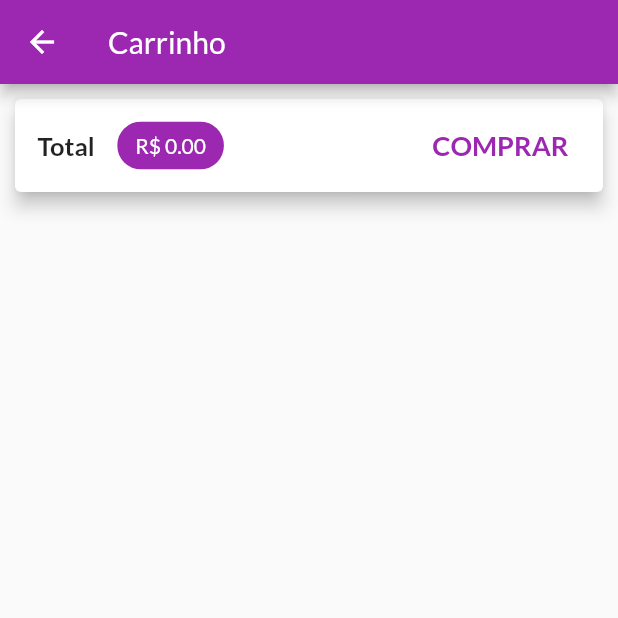
After one commit to kenjimaeda54/shoop-flutter-v1, a Flutter app: the CartProduct screen opened by its route, on a phone screen of 412 x 824 dp, the top half of it. The commit adds this screen. Run offline on Flutter 3.47's test engine with Material 2 defaults, Android fonts, the phone set to English and light mode, and no system bars; network calls fail.

Commit message:
feat: finished add product and remove product on cart

```diff
--- /dev/null
+++ b/lib/models/CartProductModel.dart
@@ -0,0 +1,14 @@
+class CardProductModel {
+  final String id;
+  final String productId;
+  final String name;
+  final int quantity;
+  final double price;
+
+  CardProductModel(
+      {required this.name,
+      required this.price,
+      required this.id,
+      required this.quantity,
+      required this.productId});
+}
--- a/lib/models/ProducList.dart
+++ b/lib/providers/ProductListProvider.dart
@@ -12,7 +12,7 @@ import '../models/ProductModel.dart';
 //mixin eu consigo varios minxin
 //https://www.treinaweb.com.br/blog/o-que-sao-mixins-e-qual-sua-importancia-no-dart
 //resumindo estou pegando as funicionalidades do ChangeNotificer e disponibilizando para nos
-class ProductList with ChangeNotifier {
+class ProductListProvider with ChangeNotifier {
   final List<ProductModel> _products = mockShop;
 
   //se eu chamar apaenas products ao inves [...products]
--- /dev/null
+++ b/lib/screen/cartProduct/CartProduct.dart
@@ -0,0 +1,72 @@
+import 'package:flutter/material.dart';
+import 'package:shopp/components/singleCartProduct/SingleCartProduct.dart';
+import 'package:shopp/providers/CartProductProvider.dart';
+import "package:provider/provider.dart";
+import "../../models/CartProductModel.dart";
+
+class CartProduct extends StatelessWidget {
+  const CartProduct({Key? key}) : super(key: key);
+
+  @override
+  Widget build(BuildContext context) {
+    CartProductProvider cartProvider = Provider.of(context);
+    //values e uma propriedade do Map,retorna os valores do map
+    List<CardProductModel> cartModel =
+        cartProvider.getAllProcut().values.toList();
+
+    return Scaffold(
+      appBar: AppBar(
+        title: const Text("Carrinho"),
+        backgroundColor: Theme.of(context).primaryColor,
+      ),
+      body: Column(children: [
+        Card(
+          elevation: 5,
+          margin: const EdgeInsets.all(10),
+          child: Padding(
+            padding: const EdgeInsets.symmetric(vertical: 7, horizontal: 15),
+            child: Row(
+              mainAxisAlignment: MainAxisAlignment.spaceBetween,
+              children: [
+                const Text(
+                  "Total",
+                  style: TextStyle(
+                    fontWeight: FontWeight.w700,
+                    fontSize: 17,
+                    color: Colors.black87,
+                  ),
+                ),
+                const SizedBox(
+                  width: 15,
+                ),
+                Chip(
+                  label: Text(
+                    "R\$ ${cartProvider.shouldReturnTotalPrice.toStringAsFixed(2)}",
+                    style: const TextStyle(color: Colors.white),
+                  ),
+                  backgroundColor: Colors.purple,
+                ),
+                const Spacer(),
+                TextButton(
+                    onPressed: () {},
+                    child: const Text(
+                      "COMPRAR",
+                      style: TextStyle(
+                        color: Colors.purple,
+                        fontSize: 18,
+                        fontWeight: FontWeight.bold,
+                      ),
+                    ))
+              ],
+            ),
+          ),
+        ),
+        Expanded(
+            child: ListView.builder(
+                itemCount: cartModel.length,
+                itemBuilder: (ctx, index) =>
+                    SingleCartProduct(cartModel[index])))
+      ]),
+    );
+  }
+}
--- a/lib/screen/counter/Counter.dart
+++ b/lib/screen/counter/Counter.dart
@@ -28,6 +28,7 @@ class _CounterState extends State<Counter> {
     return Scaffold(
       appBar: AppBar(
         title: const Text("Counter"),
+        backgroundColor: Theme.of(context).primaryColor,
       ),
       body: Column(
         children: [
--- a/lib/utils/ConstantsRoutes.dart
+++ b/lib/utils/ConstantsRoutes.dart
@@ -1,3 +1,4 @@
 class ConstantRoutes {
   static const String productDetail = "productDetails";
+  static const String cartProduct = "cardProduct";
 }
```
Also changed, not shown: lib/components/badge/Badge.dart (added, +38 -0 lines), lib/components/productGrid/ProductGrid.dart (+8 -5 lines), lib/components/singleCartProduct/SingleCartProduct.dart (added, +56 -0 lines), lib/components/singleProduct/SingleProduct.dart (+13 -17 lines), lib/main.dart (+13 -4 lines), lib/providers/CartProductProvider.dart (added, +59 -0 lines), lib/screen/home/Home.dart (+22 -2 lines).
